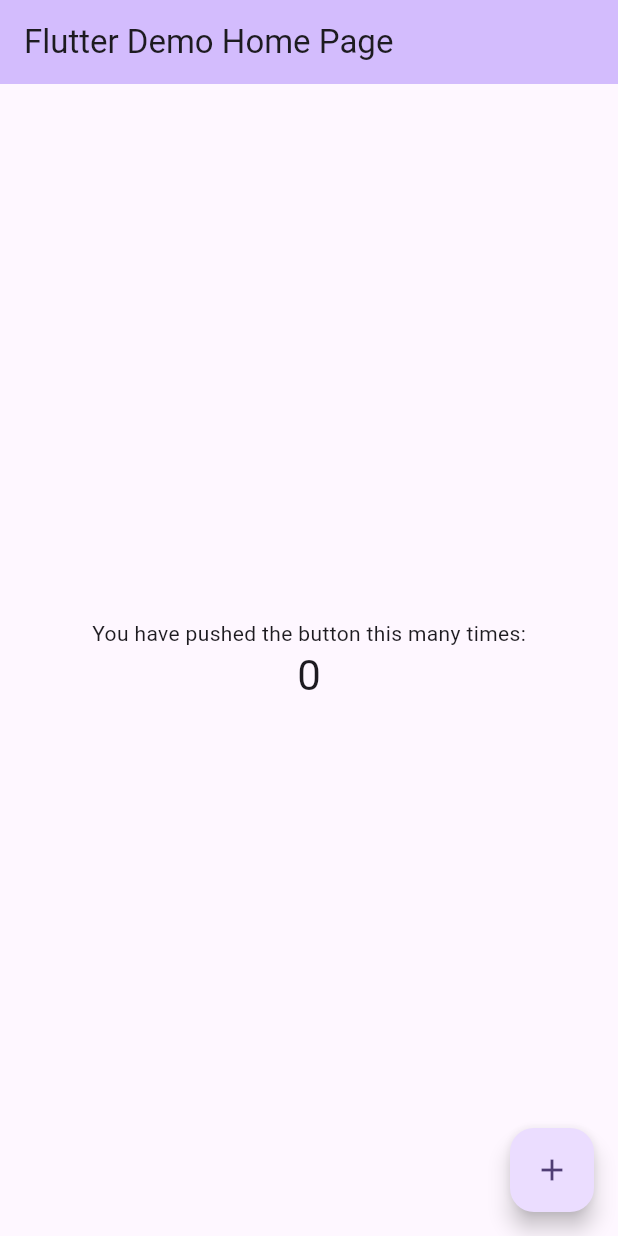
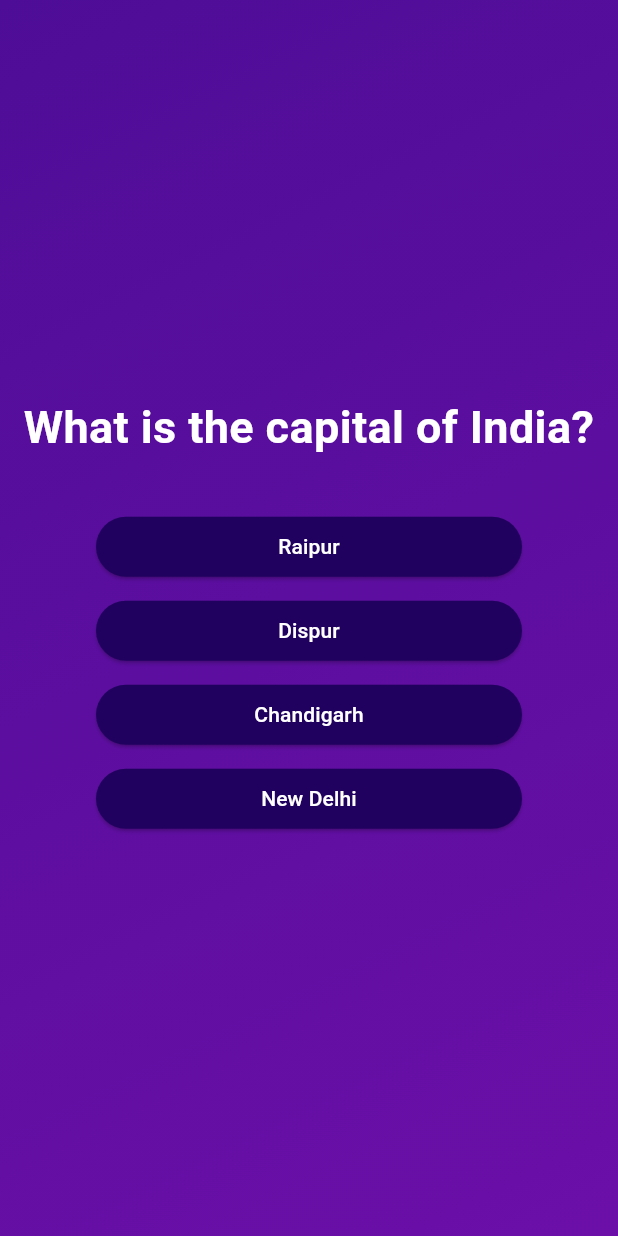
Before and after one commit to avijeetpandey/capitals, a Flutter app: the screen it shows after launch, on a phone screen of 412 x 824 dp. Run offline on Flutter 3.47's test engine with Material 3 defaults, Android fonts, the phone set to English and light mode, and no system bars.

Commit message:
add: logic to select questions and answers

```diff
--- a/lib/root.dart
+++ b/lib/root.dart
@@ -7,13 +7,9 @@ class CapitalsApp extends StatelessWidget {
   // This widget is the root of your application.
   @override
   Widget build(BuildContext context) {
-    return MaterialApp(
-      title: 'Flutter Demo',
-      theme: ThemeData(
-        colorScheme: ColorScheme.fromSeed(seedColor: Colors.deepPurple),
-        useMaterial3: true,
-      ),
-      home: const HomePage(title: 'Flutter Demo Home Page'),
+    return const MaterialApp(
+      title: 'Capitals',
+      home: HomePage(title: 'Capitals'),
     );
   }
 }
--- a/lib/screens/home_screen.dart
+++ b/lib/screens/home_screen.dart
@@ -1,3 +1,5 @@
+import 'package:capitals/data/questions.dart';
+import 'package:capitals/widgets/answer_button.dart';
 import 'package:flutter/material.dart';
 
 class HomePage extends StatefulWidget {
@@ -9,39 +11,63 @@ class HomePage extends StatefulWidget {
 }
 
 class _HomePageState extends State<HomePage> {
-  int _counter = 0;
+  List<String> answers = [];
+  var currentQuestionIndex = 0;
 
-  void _incrementCounter() {
+  void chooseAnswer(String answer) {
+    answers.add(answer);
     setState(() {
-      _counter++;
+      currentQuestionIndex++;
     });
   }
 
   @override
   Widget build(BuildContext context) {
+    final currentQuestion = questionnaire[currentQuestionIndex];
+
     return Scaffold(
-      appBar: AppBar(
-        backgroundColor: Theme.of(context).colorScheme.inversePrimary,
-        title: Text(widget.title),
-      ),
       body: Center(
-        child: Column(
-          mainAxisAlignment: MainAxisAlignment.center,
-          children: <Widget>[
-            const Text(
-              'You have pushed the button this many times:',
+        child: Container(
+          width: double.infinity,
+          decoration: const BoxDecoration(
+            gradient: LinearGradient(
+              colors: [
+                Color.fromARGB(255, 78, 13, 151),
+                Color.fromARGB(255, 107, 15, 168)
+              ],
+              begin: Alignment.topLeft,
+              end: Alignment.bottomRight,
             ),
-            Text(
-              '$_counter',
-              style: Theme.of(context).textTheme.headlineMedium,
-            ),
-          ],
+          ),
+          child: Column(
+            mainAxisAlignment: MainAxisAlignment.center,
+            crossAxisAlignment: CrossAxisAlignment.stretch,
+            children: [
+              Text(
+                currentQuestion.question,
+                textAlign: TextAlign.center,
+                style: const TextStyle(
+                    color: Colors.white,
+                    fontSize: 30,
+                    fontWeight: FontWeight.bold),
+              ),
+              const SizedBox(
+                height: 30,
+              ),
+              ...currentQuestion.getShuffledAnswers().map((answer) {
+                return Padding(
+                  padding: const EdgeInsets.symmetric(
+                      horizontal: 64.0, vertical: 4.0),
+                  child: AnswerButton(
+                      onTap: () {
+                        chooseAnswer(answer);
+                      },
+                      answerText: answer),
+                );
+              }),
+            ],
+          ),
         ),
-      ),
-      floatingActionButton: FloatingActionButton(
-        onPressed: _incrementCounter,
-        tooltip: 'Increment',
-        child: const Icon(Icons.add),
       ),
     );
   }
--- /dev/null
+++ b/lib/widgets/answer_button.dart
@@ -0,0 +1,26 @@
+import 'package:flutter/material.dart';
+
+class AnswerButton extends StatelessWidget {
+  AnswerButton({super.key, required this.onTap, required this.answerText});
+  void Function() onTap;
+  final String answerText;
+
+  @override
+  Widget build(BuildContext context) {
+    return ElevatedButton(
+      onPressed: onTap,
+      style: ElevatedButton.styleFrom(
+        padding: const EdgeInsets.symmetric(vertical: 10, horizontal: 40),
+        backgroundColor: const Color.fromARGB(255, 33, 1, 95),
+        foregroundColor: Colors.white,
+        shape: RoundedRectangleBorder(
+          borderRadius: BorderRadius.circular(40),
+        ),
+      ),
+      child: Text(
+        answerText,
+        textAlign: TextAlign.center,
+      ),
+    );
+  }
+}
```
Also changed, not shown: 1 other file.
